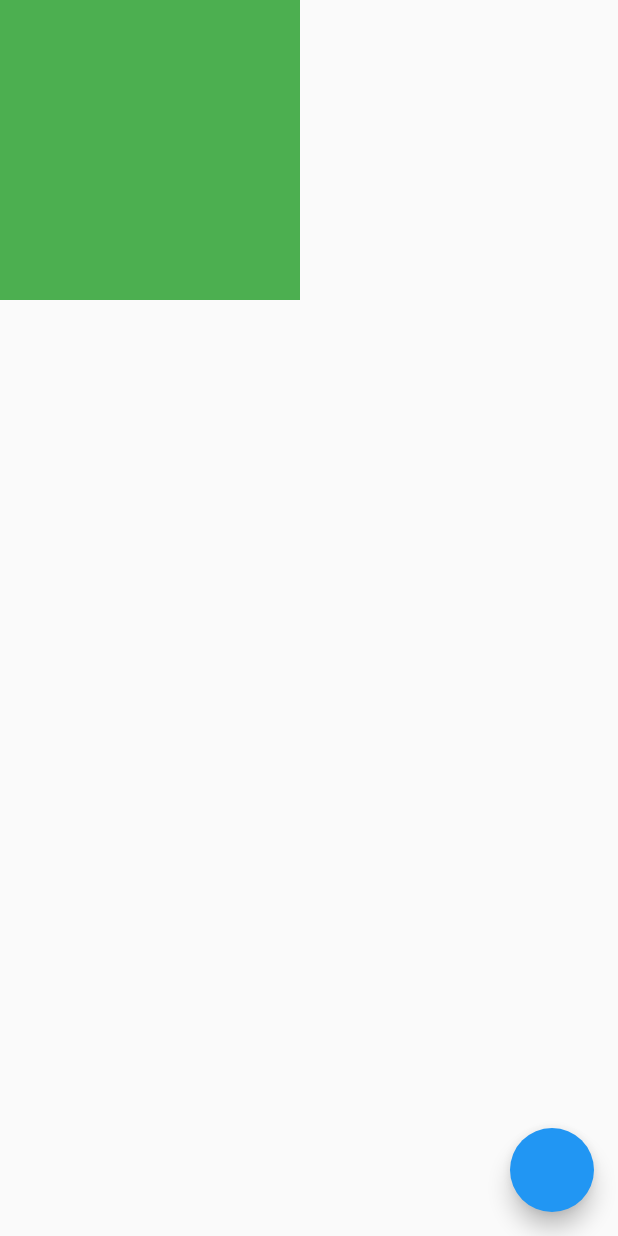
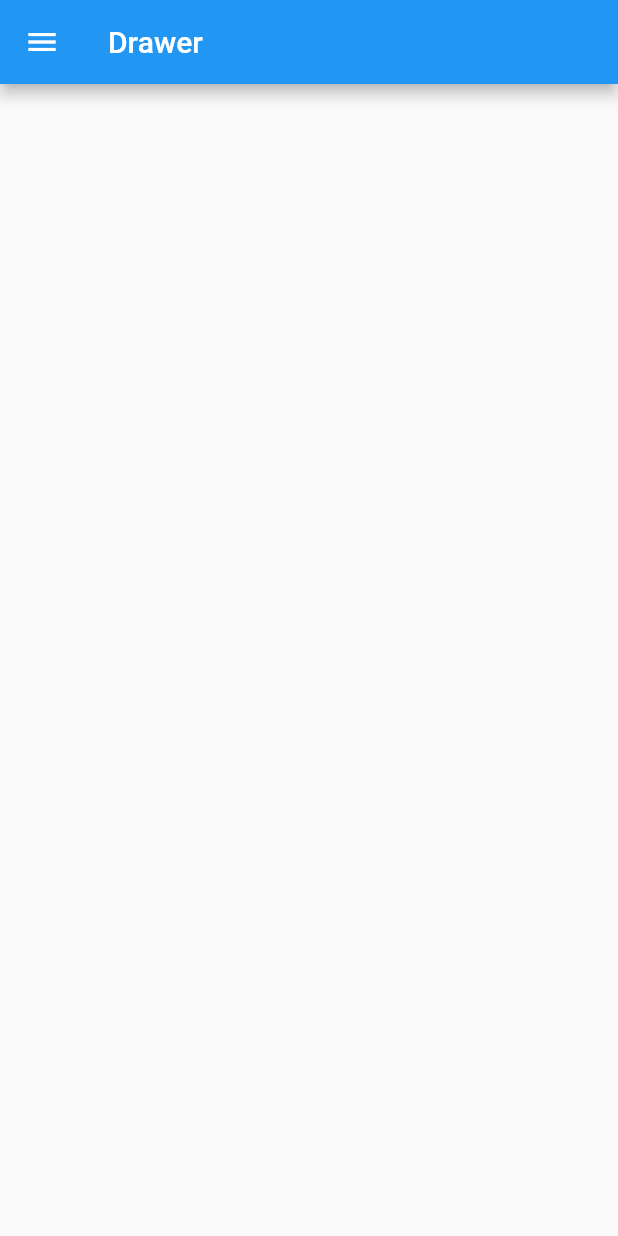
Before and after one commit to fummicc1/FlutterCookbookPractice, a Flutter app: the screen it shows after launch, on a phone screen of 412 x 824 dp. Run offline on Flutter 3.47's test engine with Material 2 defaults, Android fonts, the phone set to English and light mode, and no system bars.

Commit message:
Drawer Done

```diff
--- /dev/null
+++ b/lib/Drawer/main.dart
@@ -0,0 +1,49 @@
+import 'package:flutter/material.dart';
+
+class DrawerPage extends StatefulWidget {
+  @override
+  State<StatefulWidget> createState() {
+    // TODO: implement createState
+    return _DrawerPageState();
+  }
+}
+
+class _DrawerPageState extends State<DrawerPage> {
+  @override
+  Widget build(BuildContext context) {
+    // TODO: implement build
+    return Scaffold(
+      appBar: AppBar(
+        title: Text("Drawer"),
+      ),
+      drawer: Drawer(
+        child: ListView(
+          padding: EdgeInsets.zero,
+          children: <Widget>[
+            DrawerHeader(
+              child: Text("Drawer Header"),
+              decoration: BoxDecoration(
+                color: Colors.blue,
+              ),
+            ),
+            ListTile(
+              title: Text("Item 1"),
+              onTap: () {
+                print("tapped listTitle1");
+                // close the drawer after update the state of app.
+                Navigator.pop(context);
+              },
+            ),
+            ListTile(
+              title: Text("Item 2"),
+              onTap: () {
+                print("tapped listTitle2");
+                 Navigator.pop(context);
+              },
+            )
+          ],
+        ),
+      ),
+    );
+  }
+}
--- a/lib/main.dart
+++ b/lib/main.dart
@@ -1,5 +1,6 @@
 import 'package:flutter/material.dart';
 import 'package:flutter_app_cookbook/Animation/main.dart';
+import 'package:flutter_app_cookbook/Drawer/main.dart';
 
 void main() => runApp(MyApp());
 
@@ -21,7 +22,7 @@ class MyApp extends StatelessWidget {
         // is not restarted.
         primarySwatch: Colors.blue,
       ),
-      home: MyAnimationPage(),
+      home: DrawerPage(),
     );
   }
 }
```
